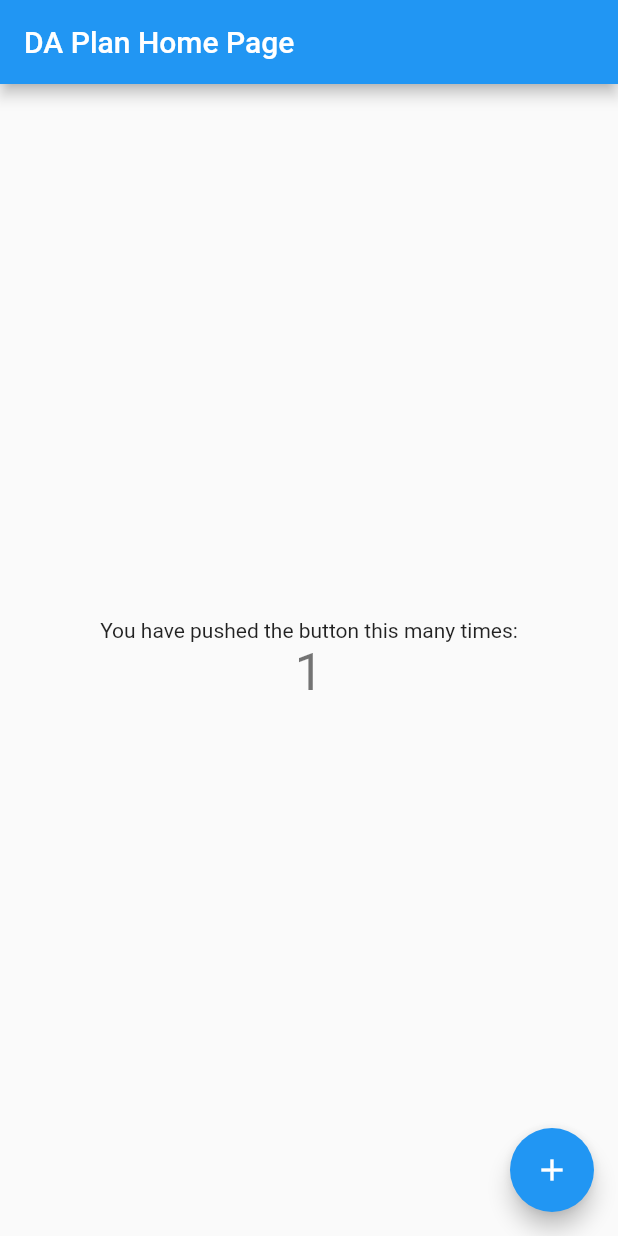
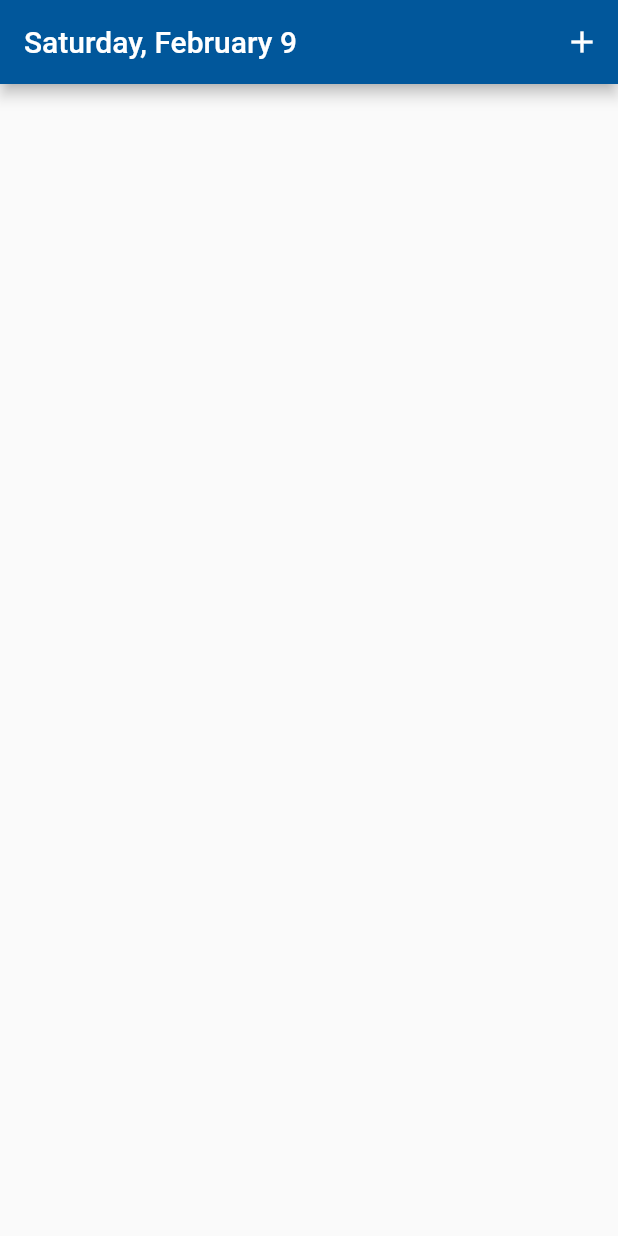
Before and after one commit to hmtj99/da_plan, a Flutter app: the screen it shows after launch, after a tap on the "add" icon, on a phone screen of 412 x 824 dp. Run offline on Flutter 3.47's test engine with Material 2 defaults, Android fonts, the phone set to English and light mode, and no system bars.

Commit message:
Completed AppBar For Homepage

```diff
--- a/lib/main.dart
+++ b/lib/main.dart
@@ -1,111 +1,43 @@
 import 'package:flutter/material.dart';
+import 'package:intl/intl.dart';
+void main() => runApp(MainApp());
 
-void main() => runApp(MyApp());
-
-class MyApp extends StatelessWidget {
-  // This widget is the root of your application.
+class MainApp extends StatelessWidget{
   @override
-  Widget build(BuildContext context) {
+  Widget build(BuildContext context){
     return MaterialApp(
-      title: 'Flutter Demo',
-      theme: ThemeData(
-        // This is the theme of your application.
-        //
-        // Try running your application with "flutter run". You'll see the
-        // application has a blue toolbar. Then, without quitting the app, try
-        // changing the primarySwatch below to Colors.green and then invoke
-        // "hot reload" (press "r" in the console where you ran "flutter run",
-        // or simply save your changes to "hot reload" in a Flutter IDE).
-        // Notice that the counter didn't reset back to zero; the application
-        // is not restarted.
-        primarySwatch: Colors.blue,
+      title: "Scheduling App For Colleges",
+      theme: new ThemeData(
+        primaryColor: Colors.lightBlue[900],
       ),
-      home: MyHomePage(title: 'DA Plan Home Page'),
+      home: EventList()
     );
   }
 }
 
-class MyHomePage extends StatefulWidget {
-  MyHomePage({Key key, this.title}) : super(key: key);
+void calendarShow(){}
 
-  // This widget is the home page of your application. It is stateful, meaning
-  // that it has a State object (defined below) that contains fields that affect
-  // how it looks.
-
-  // This class is the configuration for the state. It holds the values (in this
-  // case the title) provided by the parent (in this case the App widget) and
-  // used by the build method of the State. Fields in a Widget subclass are
-  // always marked "final".
-
-  final String title;
-
-  @override
-  _MyHomePageState createState() => _MyHomePageState();
-}
-
-class _MyHomePageState extends State<MyHomePage> {
-  int _counter = 0;
-
-  void _incrementCounter() {
-    setState(() {
-      // This call to setState tells the Flutter framework that something has
-      // changed in this State, which causes it to rerun the build method below
-      // so that the display can reflect the updated values. If we changed
-      // _counter without calling setState(), then the build method would not be
-      // called again, and so nothing would appear to happen.
-      _counter++;
-    });
-  }
-
-  @override
-  Widget build(BuildContext context) {
-    // This method is rerun every time setState is called, for instance as done
-    // by the _incrementCounter method above.
-    //
-    // The Flutter framework has been optimized to make rerunning build methods
-    // fast, so that you can just rebuild anything that needs updating rather
-    // than having to individually change instances of widgets.
+class EventListState extends State<EventList>{
+  String weekday = new DateFormat.EEEE().format(DateTime.now());
+  String date = new DateFormat.MMMMd().format(DateTime.now());
+  Widget build(BuildContext context){
     return Scaffold(
-      appBar: AppBar(
-        // Here we take the value from the MyHomePage object that was created by
-        // the App.build method, and use it to set our appbar title.
-        title: Text(widget.title),
+      appBar: new AppBar(
+        title: Text(weekday + ", " + date),
+        actions: <Widget>[
+          new IconButton(
+            icon: Icon(Icons.add),
+            color: Colors.white,
+            onPressed: calendarShow,
+          )
+        ],
       ),
-      body: Center(
-        // Center is a layout widget. It takes a single child and positions it
-        // in the middle of the parent.
-        child: Column(
-          // Column is also layout widget. It takes a list of children and
-          // arranges them vertically. By default, it sizes itself to fit its
-          // children horizontally, and tries to be as tall as its parent.
-          //
-          // Invoke "debug painting" (press "p" in the console, choose the
-          // "Toggle Debug Paint" action from the Flutter Inspector in Android
-          // Studio, or the "Toggle Debug Paint" command in Visual Studio Code)
-          // to see the wireframe for each widget.
-          //
-          // Column has various properties to control how it sizes itself and
-          // how it positions its children. Here we use mainAxisAlignment to
-          // center the children vertically; the main axis here is the vertical
-          // axis because Columns are vertical (the cross axis would be
-          // horizontal).
-          mainAxisAlignment: MainAxisAlignment.center,
-          children: <Widget>[
-            Text(
-              'You have pushed the button this many times:',
-            ),
-            Text(
-              '$_counter',
-              style: Theme.of(context).textTheme.display1,
-            ),
-          ],
-        ),
-      ),
-      floatingActionButton: FloatingActionButton(
-        onPressed: _incrementCounter,
-        tooltip: 'Increment',
-        child: Icon(Icons.add),
-      ), // This trailing comma makes auto-formatting nicer for build methods.
     );
   }
 }
+
+
+class EventList extends StatefulWidget{
+  @override
+  EventListState createState() => new EventListState();
+}
--- a/pubspec.yaml
+++ b/pubspec.yaml
@@ -19,6 +19,7 @@ dependencies:
   # The following adds the Cupertino Icons font to your application.
   # Use with the CupertinoIcons class for iOS style icons.
   cupertino_icons: ^0.1.2
+  intl: ^0.15.7
 
 dev_dependencies:
   flutter_test:
```
